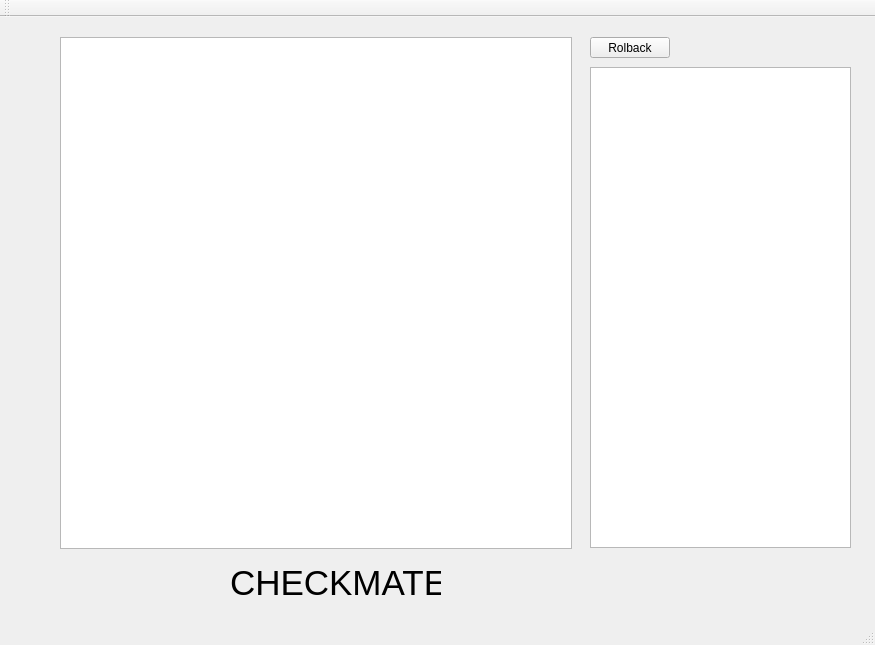
Above: source/widgets/mainwindow.ui from KonstantinMoiseew/Chess before the change. Below: the same form after it.
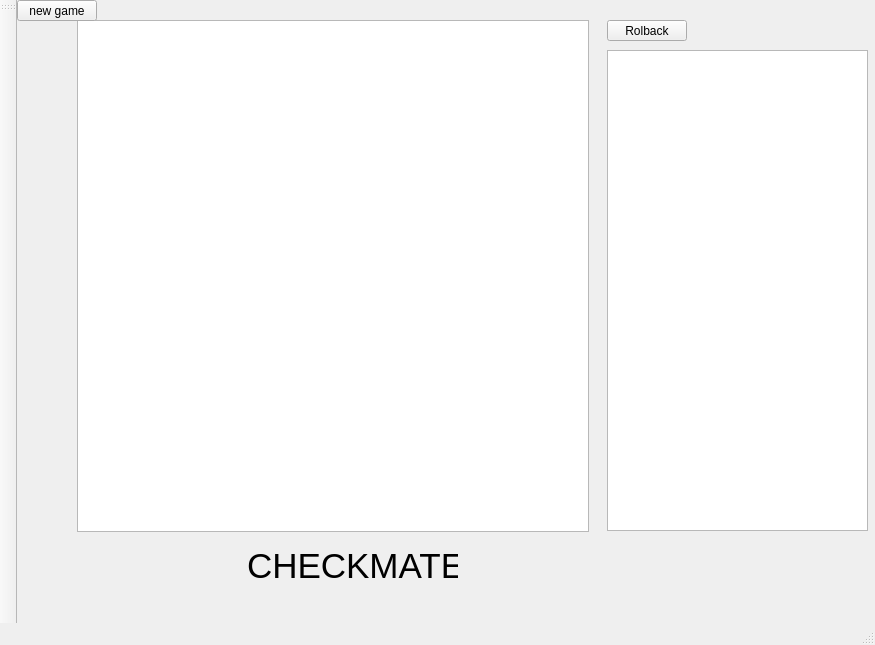
That is the form after the change. Custom widgets are drawn as their Qt base class.

Commit message: Added the new game button, displayed chess figures in the history

```diff
--- a/source/widgets/mainwindow.ui
+++ b/source/widgets/mainwindow.ui
@@ -83,6 +83,19 @@
      <string>CHECKMATE</string>
     </property>
    </widget>
+   <widget class="QPushButton" name="newgameButton">
+    <property name="geometry">
+     <rect>
+      <x>0</x>
+      <y>0</y>
+      <width>80</width>
+      <height>21</height>
+     </rect>
+    </property>
+    <property name="text">
+     <string>new game</string>
+    </property>
+   </widget>
   </widget>
   <widget class="QMenuBar" name="menuBar">
    <property name="geometry">
@@ -96,10 +109,10 @@
   </widget>
   <widget class="QToolBar" name="mainToolBar">
    <attribute name="toolBarArea">
-    <enum>TopToolBarArea</enum>
+    <enum>LeftToolBarArea</enum>
    </attribute>
    <attribute name="toolBarBreak">
-    <bool>false</bool>
+    <bool>true</bool>
    </attribute>
   </widget>
   <widget class="QStatusBar" name="statusBar"/>
```
The commit also changes 10 other files.
